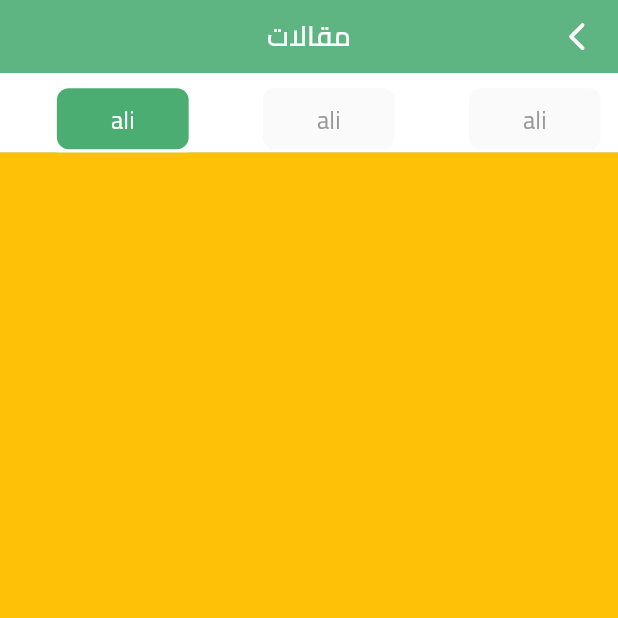
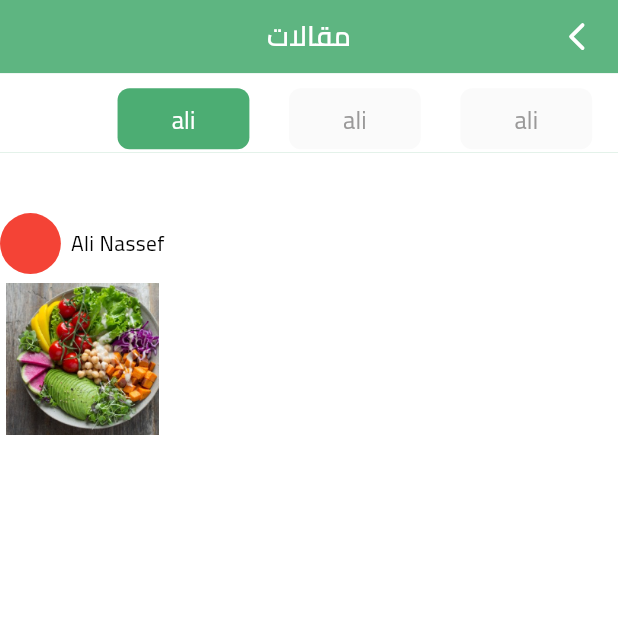
Before and after one commit to aliNassef/fetra, a Flutter app: the ArticlesView screen opened directly, on a phone screen of 412 x 824 dp, the top half of it. Run offline on Flutter 3.47's test engine with Material 3 defaults, Android fonts, the phone set to English and light mode, and no system bars; our stand-ins replace dartz, dio, dropdown_button2, equatable, flutter_bloc, flutter_screenutil and 6 more; accounts and stored records are empty.

```diff
--- a/lib/core/api/end_ponits.dart
+++ b/lib/core/api/end_ponits.dart
@@ -30,13 +30,13 @@ class ApiKey {
   static String age = 'age';
   static String type = 'type';
   static String status = "status";
- // static String errorMessage = "ErrorMessage";
+  // static String errorMessage = "ErrorMessage";
   static String email = "email";
   static String password = "password";
   static String typeAccount = 'type_account';
   static String token = "token";
   static String message = "message";
-     static String id = "id";
+  static String id = "id";
   static String name = "name";
   static String phone = "phone";
   // static String confirmPassword = "confirmPassword";
--- a/lib/core/utils/app_images.dart
+++ b/lib/core/utils/app_images.dart
@@ -35,4 +35,5 @@ abstract class AppImages {
   static const meals = "assets/images/meals.png";
   static const link = "assets/images/link.png";
   static const congratulation = "assets/images/congratulation.svg";
+  static const vegetables = 'assets/images/vegetables.png';
 }
--- a/lib/core/utils/app_styles.dart
+++ b/lib/core/utils/app_styles.dart
@@ -55,4 +55,10 @@ abstract class AppStyles {
     fontFamily: 'Cairo',
     color: Colors.white,
   );
+  static final textStyle14R = TextStyle(
+    fontSize: 14.sp,
+    fontWeight: FontWeight.w400,
+    fontFamily: 'Cairo',
+    color: Colors.black,
+  );
 }
--- a/lib/features/articles/presentations/view_model/cubit/article_state.dart
+++ b/lib/features/articles/presentations/view_model/cubit/article_state.dart
@@ -9,4 +9,4 @@ sealed class ArticleState extends Equatable {
 
 final class ArticleInitial extends ArticleState {}
 
-final class ChangeScreenState extends ArticleState{}
+final class ChangeScreenState extends ArticleState {}
--- a/lib/features/articles/presentations/views/articles_view.dart
+++ b/lib/features/articles/presentations/views/articles_view.dart
@@ -16,7 +16,7 @@ class _ArticlesViewState extends State<ArticlesView>
   @override
   void initState() {
     super.initState();
-    controller = TabController(length: 3, vsync: this);
+    controller = TabController(length: 6, vsync: this);
 
     setUpController();
   }
--- a/lib/features/articles/presentations/views/widgets/article_view_body.dart
+++ b/lib/features/articles/presentations/views/widgets/article_view_body.dart
@@ -1,5 +1,8 @@
 import 'package:fetra/core/shared/functions/locale.dart';
+import 'package:fetra/core/utils/app_images.dart';
+import 'package:fetra/core/utils/app_styles.dart';
 import 'package:flutter/material.dart';
+import 'package:flutter_screenutil/flutter_screenutil.dart';
 
 class ArticlesViewBody extends StatelessWidget {
   const ArticlesViewBody({super.key, required this.controller});
@@ -9,15 +12,21 @@ class ArticlesViewBody extends StatelessWidget {
   Widget build(BuildContext context) {
     return Directionality(
       textDirection: isArabic() ? TextDirection.rtl : TextDirection.ltr,
-
       child: TabBarView(
         controller: controller,
         children: [
+          const ArticleItem(),
           Container(
-            color: Colors.amber,
+            color: Colors.black,
           ),
           Container(
-            color: Colors.black,
+            color: Colors.blue,
+          ),
+          Container(
+            color: Colors.blue,
+          ),
+          Container(
+            color: Colors.blue,
           ),
           Container(
             color: Colors.blue,
@@ -27,3 +36,48 @@ class ArticlesViewBody extends StatelessWidget {
     );
   }
 }
+
+class ArticleItem extends StatelessWidget {
+  const ArticleItem({super.key});
+
+  @override
+  Widget build(BuildContext context) {
+    return SizedBox(
+      width: MediaQuery.of(context).size.width,
+      child: Column(
+        children: [
+          SizedBox(
+            height: 40.h,
+          ),
+          Row(
+            children: [
+              CircleAvatar(
+                radius: 20.r,
+                backgroundColor: Colors.red,
+              ),
+              SizedBox(
+                width: 6.w,
+              ),
+              Text(
+                'Ali Nassef',
+                style: AppStyles.textStyle14R,
+              ),
+            ],
+          ),
+          SizedBox(
+            height: 6.h,
+          ),
+          Row(
+            children: [
+              Image.asset(
+                AppImages.vegetables,
+                height: 100.h,
+                width: 100.w,
+              ),
+            ],
+          ),
+        ],
+      ),
+    );
+  }
+}
--- a/lib/features/articles/presentations/views/widgets/custom_article_app_bar.dart
+++ b/lib/features/articles/presentations/views/widgets/custom_article_app_bar.dart
@@ -7,7 +7,6 @@ import '../../../../../core/utils/app_colors.dart';
 import '../../../../../core/utils/app_images.dart';
 import '../../../../../core/utils/app_styles.dart';
 import '../../../../../generated/l10n.dart';
-import '../../view_model/cubit/article_cubit.dart';
 import 'tab_bar_item.dart';
 
 class CustomArticleAppBar extends StatefulWidget
@@ -40,17 +39,14 @@ class _CustomArticleAppBarState extends State<CustomArticleAppBar> {
                 top: 10.h,
                 left: 24.w,
               ),
+              isScrollable: true,
               labelColor: AppColors.tabBarLabelColor,
-              onTap: (value) {
-                ArticleCubit.get(context).changeScreen(value);
-                setState(() {});
-              },
               dividerHeight: 0,
               unselectedLabelColor: AppColors.tabBarLabelColor,
               dividerColor: Colors.white,
               indicatorColor: Colors.white,
               tabs: List.generate(
-                3,
+                6,
                 (index) {
                   return TabBarItem(
                     title: 'ali',
--- a/lib/features/home/presentation/views/widgets/custom_list_of_home_view_items.dart
+++ b/lib/features/home/presentation/views/widgets/custom_list_of_home_view_items.dart
@@ -1,4 +1,3 @@
-
 import 'package:flutter/material.dart';
 import 'package:flutter_bloc/flutter_bloc.dart';
 import 'package:flutter_screenutil/flutter_screenutil.dart';
--- a/lib/features/home/presentation/views/widgets/custom_search_bar.dart
+++ b/lib/features/home/presentation/views/widgets/custom_search_bar.dart
@@ -1,4 +1,3 @@
-
 import 'package:flutter/material.dart';
 import 'package:flutter_screenutil/flutter_screenutil.dart';
 import 'package:flutter_svg/flutter_svg.dart';
```
Also changed, not shown: lib/features/articles/data/models/article_model/article_model.dart (added, +28 -0 lines), lib/features/articles/data/models/article_model/datum.dart (added, +54 -0 lines), lib/features/articles/data/models/tab_bar_model/datum.dart (added, +24 -0 lines), lib/features/articles/data/models/tab_bar_model/tab_bar_model.dart (added, +28 -0 lines), lib/features/articles/data/repo/article_repo.dart (added, +8 -0 lines), lib/features/articles/data/repo/article_repo_impl.dart (added, +35 -0 lines), assets/images/vegetables.png (added).
